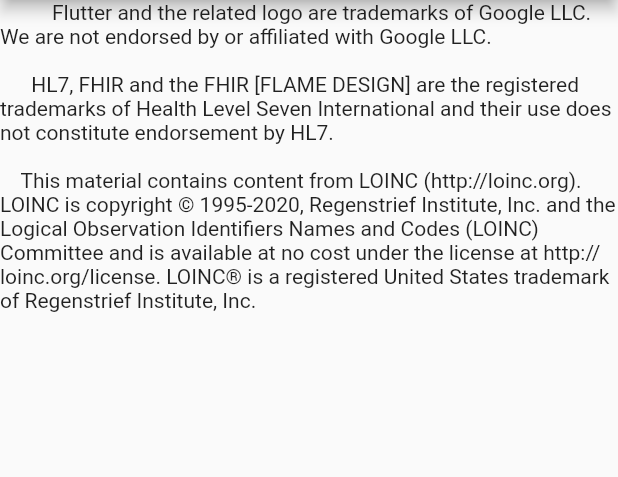
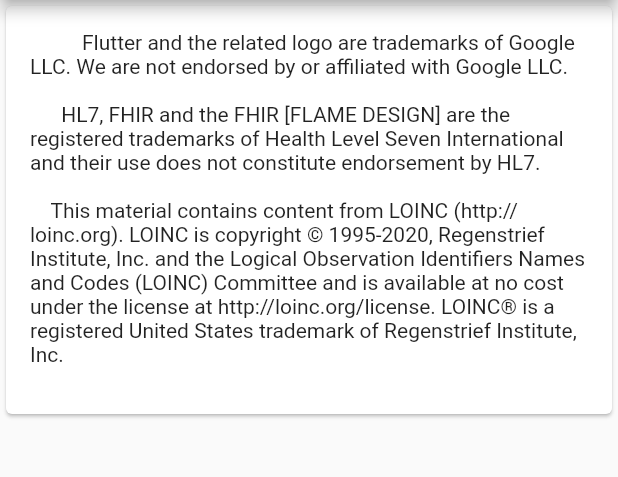
Before and after one commit to tiloc/faiadashu, a Flutter app: the screen it shows after launch, after a tap on "Disclaimers", on a phone screen of 412 x 824 dp, the part 84-561 px from its top. Run offline on Flutter 3.47's test engine with Material 2 defaults, Android fonts, the phone set to English and light mode, and no system bars; missing offline and left inert: fhir.

Commit message:
Clean up example app Better styling for observations

```diff
--- a/example/lib/disclaimer_page.dart
+++ b/example/lib/disclaimer_page.dart
@@ -1,21 +1,21 @@
 import 'package:flutter/cupertino.dart';
 import 'package:flutter/material.dart';
+import 'package:widgets_on_fhir_example/exhibit_page.dart';
 
-// ignore: use_key_in_widget_constructors
-class DisclaimerPage extends StatelessWidget {
+class DisclaimerPage extends ExhibitPage {
+  const DisclaimerPage({Key? key}) : super(key: key);
+
   @override
-  Widget build(BuildContext context) {
-    return Scaffold(
-      appBar: AppBar(
-        title: const Text('Widgets on FHIR® Disclaimers'),
-      ),
-      body: const Text('''
+  Widget buildExhibit(BuildContext context) {
+    return const Text('''
           Flutter and the related logo are trademarks of Google LLC. We are not endorsed by or affiliated with Google LLC.
 
       HL7, FHIR and the FHIR [FLAME DESIGN] are the registered trademarks of Health Level Seven International and their use does not constitute endorsement by HL7.
 
     This material contains content from LOINC (http://loinc.org). LOINC is copyright © 1995-2020, Regenstrief Institute, Inc. and the Logical Observation Identifiers Names and Codes (LOINC) Committee and is available at no cost under the license at http://loinc.org/license. LOINC® is a registered United States trademark of Regenstrief Institute, Inc.
-    '''),
-    );
+    ''');
   }
+
+  @override
+  String get title => 'Widgets on FHIR® Disclaimers';
 }
--- /dev/null
+++ b/example/lib/exhibit_page.dart
@@ -0,0 +1,24 @@
+import 'package:flutter/material.dart';
+
+abstract class ExhibitPage extends StatelessWidget {
+  const ExhibitPage({Key? key}) : super(key: key);
+
+  String get title;
+
+  @override
+  Widget build(BuildContext context) {
+    return Scaffold(
+      appBar: AppBar(
+        title: Text(title),
+      ),
+      body: Card(
+        child: Container(
+          padding: const EdgeInsets.all(16.0),
+          child: buildExhibit(context),
+        ),
+      ),
+    );
+  }
+
+  Widget buildExhibit(BuildContext context);
+}
--- a/example/lib/main.dart
+++ b/example/lib/main.dart
@@ -51,15 +51,19 @@
           ListTile(
             title: const Text('Disclaimers'),
             onTap: () {
-              Navigator.push(context,
-                  MaterialPageRoute(builder: (context) => DisclaimerPage()));
+              Navigator.push(
+                  context,
+                  MaterialPageRoute(
+                      builder: (context) => const DisclaimerPage()));
             },
           ),
           ListTile(
             title: const Text('Primitive Types'),
             onTap: () {
-              Navigator.push(context,
-                  MaterialPageRoute(builder: (context) => PrimitivePage()));
+              Navigator.push(
+                  context,
+                  MaterialPageRoute(
+                      builder: (context) => const PrimitivePage()));
             },
           ),
           ListTile(
--- a/lib/observations/observation_widget.dart
+++ b/lib/observations/observation_widget.dart
@@ -16,6 +16,7 @@
       {Key? key,
       TextStyle? valueStyle,
       TextStyle? unitStyle,
+      TextStyle? codeStyle,
       TextStyle? dateTimeStyle,
       String componentSeparator = ' | ',
       String unknownUnitText = '',
@@ -26,7 +27,8 @@
             componentSeparator: componentSeparator,
             unknownUnitText: unknownUnitText,
             unknownValueText: unknownValueText),
-        _codeWidget = CodeableConceptWidget(observation.code, key: key),
+        _codeWidget =
+            CodeableConceptWidget(observation.code, style: codeStyle, key: key),
         _dateTimeWidget = FhirDateTimeWidget(
           observation.effectiveDateTime,
           style: dateTimeStyle,
```
Also changed, not shown: example/lib/observation_page.dart (+15 -10 lines), example/lib/primitive_page.dart (+13 -13 lines), 1 other file.
